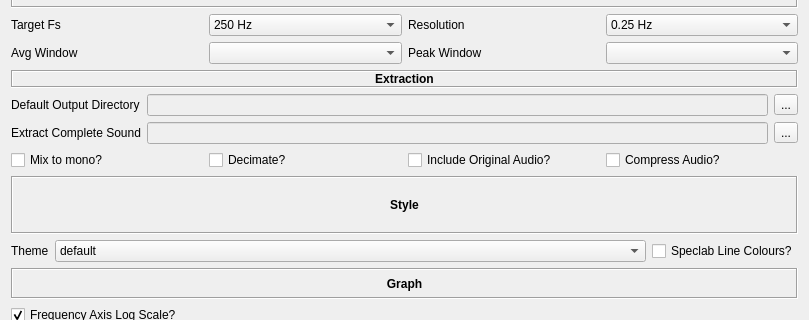
Old version of the form src/main/python/ui/preferences.ui in the repository 3ll3d00d/beqdesigner; both pictures show x 0 to 809 and y 126 to 446 of the 809 by 704 pixel window.
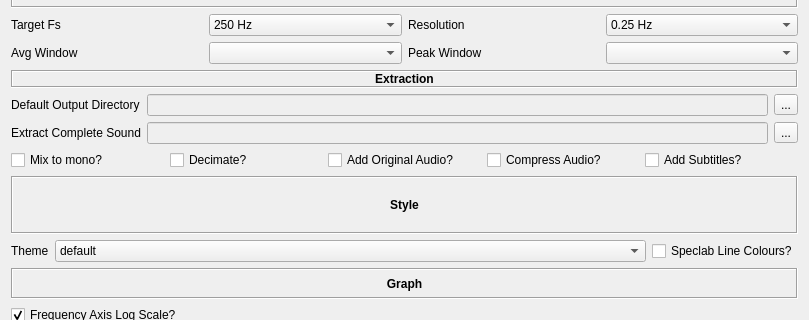
New version of the form.

Commit message: make including subtitles optional when remuxing as subtitle support seems quite flaky #148

```diff
--- a/src/main/python/ui/preferences.ui
+++ b/src/main/python/ui/preferences.ui
@@ -295,7 +295,7 @@
          <item>
           <widget class="QCheckBox" name="includeOriginal">
            <property name="text">
-            <string>Include Original Audio?</string>
+            <string>Add Original Audio?</string>
            </property>
           </widget>
          </item>
@@ -306,6 +306,13 @@
            </property>
           </widget>
          </item>
+         <item>
+          <widget class="QCheckBox" name="includeSubtitles">
+           <property name="text">
+            <string>Add Subtitles?</string>
+           </property>
+          </widget>
+         </item>
         </layout>
        </item>
       </layout>
```
The commit also changes 6 other files.
